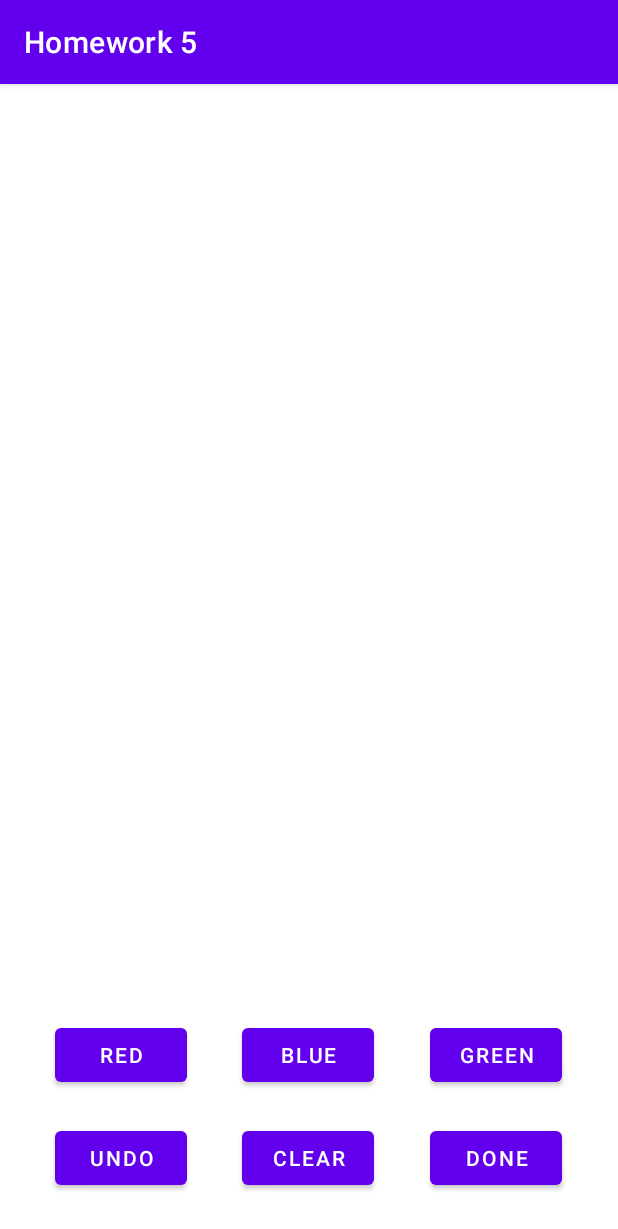
After one commit to ryanmaxey6/Homework_5_Paint, an Android app: the PaintActivity screen opened directly, with no data from a screen before it, on a phone screen of 412 x 824 dp. The commit adds this screen. Shown: the top 1229 px of the screen. Run offline under Robolectric (Android 15) with nearby library versions, the phone set to English and light mode, and no system bars.

Commit message:
Added color changing

```diff
--- a/app/src/main/java/com/example/homework5/MyCanvas.java
+++ b/app/src/main/java/com/example/homework5/MyCanvas.java
@@ -21,7 +21,7 @@ public class MyCanvas extends View {
         pathPaint = new Paint(Paint.ANTI_ALIAS_FLAG);
         pathPaint.setColor(Color.BLACK);
         pathPaint.setStyle(Paint.Style.STROKE);
-        pathPaint.setStrokeWidth(70);
+        pathPaint.setStrokeWidth(50);
     }
 
     @Override
@@ -53,4 +53,8 @@ public class MyCanvas extends View {
         }
         invalidate();
     }
+
+    public void changeColor(int color) {
+        pathPaint.setColor(color);
+    }
 }
--- /dev/null
+++ b/app/src/main/java/com/example/homework5/PaintActivity.java
@@ -0,0 +1,65 @@
+package com.example.homework5;
+
+import androidx.appcompat.app.AppCompatActivity;
+
+import android.graphics.Bitmap;
+import android.graphics.BitmapFactory;
+import android.graphics.Color;
+import android.graphics.drawable.BitmapDrawable;
+import android.graphics.drawable.Drawable;
+import android.os.Bundle;
+import android.view.View;
+
+import java.util.Random;
+
+public class PaintActivity extends AppCompatActivity {
+
+    MyCanvas myCanvas;
+    TouchListener touchListener;
+
+    Random rd = new Random();
+
+    @Override
+    protected void onCreate(Bundle savedInstanceState) {
+        super.onCreate(savedInstanceState);
+        setContentView(R.layout.activity_paint);
+        myCanvas = (MyCanvas) findViewById(R.id.myCanvas);
+        touchListener = new TouchListener(this);
+        myCanvas.setOnTouchListener(touchListener);
+
+        String imagePath = getIntent().getStringExtra("image_path");
+        Drawable drawable = Drawable.createFromPath(imagePath);
+        myCanvas.setBackground(drawable);
+    }
+
+    public void addPath(int id, float x, float y) {
+        myCanvas.addPath(id, x, y);
+    }
+
+    public void updatePath(int id, float x, float y) {
+        myCanvas.updatePath(id, x, y);
+    }
+
+    public void removePath(int id) {
+        myCanvas.removePath(id);
+    }
+
+    public void onDoubleTap() {
+        myCanvas.setBackgroundColor(Color.rgb(rd.nextInt(255), rd.nextInt(255), rd.nextInt(255)));
+    }
+
+    public void changePaintColor(View view) {
+        switch (view.getId()) {
+            case R.id.bRed:
+                myCanvas.changeColor(Color.RED);
+                break;
+            case R.id.bBlue:
+                myCanvas.changeColor(Color.BLUE);
+                break;
+            case R.id.bGreen:
+                myCanvas.changeColor(Color.GREEN);
+                break;
+        }
+    }
+
+}
--- /dev/null
+++ b/app/src/main/res/layout/activity_paint.xml
@@ -0,0 +1,88 @@
+<?xml version="1.0" encoding="utf-8"?>
+<androidx.constraintlayout.widget.ConstraintLayout xmlns:android="http://schemas.android.com/apk/res/android"
+    xmlns:app="http://schemas.android.com/apk/res-auto"
+    xmlns:tools="http://schemas.android.com/tools"
+    android:layout_width="match_parent"
+    android:layout_height="match_parent"
+    tools:context=".PaintActivity">
+
+    <com.example.homework5.MyCanvas
+        android:id="@+id/myCanvas"
+        android:layout_width="match_parent"
+        android:layout_height="match_parent" />
+
+    <Button
+        android:id="@+id/bRed"
+        android:layout_width="wrap_content"
+        android:layout_height="wrap_content"
+        android:onClick="changePaintColor"
+        android:text="Red"
+        app:layout_constraintBottom_toBottomOf="parent"
+        app:layout_constraintEnd_toEndOf="parent"
+        app:layout_constraintHorizontal_bias="0.114"
+        app:layout_constraintStart_toStartOf="parent"
+        app:layout_constraintTop_toTopOf="parent"
+        app:layout_constraintVertical_bias="0.866" />
+
+    <Button
+        android:id="@+id/bBlue"
+        android:layout_width="wrap_content"
+        android:layout_height="wrap_content"
+        android:onClick="changePaintColor"
+        android:text="Blue"
+        app:layout_constraintBottom_toBottomOf="parent"
+        app:layout_constraintEnd_toEndOf="parent"
+        app:layout_constraintHorizontal_bias="0.498"
+        app:layout_constraintStart_toStartOf="parent"
+        app:layout_constraintTop_toTopOf="parent"
+        app:layout_constraintVertical_bias="0.866" />
+
+    <Button
+        android:id="@+id/bGreen"
+        android:layout_width="wrap_content"
+        android:layout_height="wrap_content"
+        android:onClick="changePaintColor"
+        android:text="Green"
+        app:layout_constraintBottom_toBottomOf="parent"
+        app:layout_constraintEnd_toEndOf="parent"
+        app:layout_constraintHorizontal_bias="0.885"
+        app:layout_constraintStart_toStartOf="parent"
+        app:layout_constraintTop_toTopOf="parent"
+        app:layout_constraintVertical_bias="0.866" />
+
+    <Button
+        android:id="@+id/bUndo"
+        android:layout_width="wrap_content"
+        android:layout_height="wrap_content"
+        android:text="Undo"
+        app:layout_constraintBottom_toBottomOf="parent"
+        app:layout_constraintEnd_toEndOf="parent"
+        app:layout_constraintHorizontal_bias="0.114"
+        app:layout_constraintStart_toStartOf="parent"
+        app:layout_constraintTop_toTopOf="parent"
+        app:layout_constraintVertical_bias="0.961" />
+
+    <Button
+        android:id="@+id/bClear"
+        android:layout_width="wrap_content"
+        android:layout_height="wrap_content"
+        android:text="Clear"
+        app:layout_constraintBottom_toBottomOf="parent"
+        app:layout_constraintEnd_toEndOf="parent"
+        app:layout_constraintHorizontal_bias="0.498"
+        app:layout_constraintStart_toStartOf="parent"
+        app:layout_constraintTop_toTopOf="parent"
+        app:layout_constraintVertical_bias="0.961" />
+
+    <Button
+        android:id="@+id/bDone"
+        android:layout_width="wrap_content"
+        android:layout_height="wrap_content"
+        android:text="Done"
+        app:layout_constraintBottom_toBottomOf="parent"
+        app:layout_constraintEnd_toEndOf="parent"
+        app:layout_constraintHorizontal_bias="0.885"
+        app:layout_constraintStart_toStartOf="parent"
+        app:layout_constraintTop_toTopOf="parent"
+        app:layout_constraintVertical_bias="0.961" />
+</androidx.constraintlayout.widget.ConstraintLayout>
```
Also changed, not shown: app/src/main/AndroidManifest.xml (+12 -0 lines), app/src/main/java/com/example/homework5/MainActivity.java (+48 -24 lines), app/src/main/java/com/example/homework5/TouchListener.java (+10 -9 lines), app/src/main/res/layout/activity_main.xml (+11 -7 lines), app/src/main/res/xml/file_path.xml (added, +8 -0 lines).
